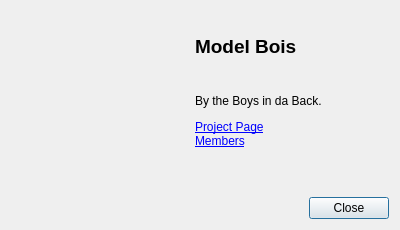
First picture: the form in src/About.ui, repository CS1C-BitB/ModelBois, before the edit.
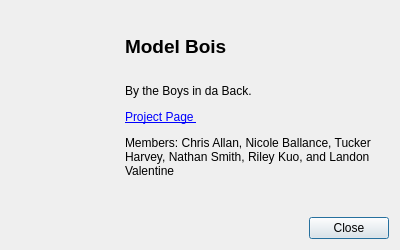
Second picture: the form after the edit. Icons and pictures are not drawn.

Commit message: List members explicitly

Diff of the .ui file:
```diff
--- a/src/About.ui
+++ b/src/About.ui
@@ -7,12 +7,27 @@
     <x>0</x>
     <y>0</y>
     <width>400</width>
-    <height>230</height>
+    <height>250</height>
    </rect>
   </property>
+  <property name="minimumSize">
+   <size>
+    <width>400</width>
+    <height>250</height>
+   </size>
+  </property>
+  <property name="maximumSize">
+   <size>
+    <width>400</width>
+    <height>250</height>
+   </size>
+  </property>
   <property name="windowTitle">
    <string>About</string>
   </property>
+  <property name="sizeGripEnabled">
+   <bool>false</bool>
+  </property>
   <layout class="QVBoxLayout" name="verticalLayout">
    <item>
     <widget class="QWidget" name="widget" native="true">
@@ -58,11 +73,14 @@
          <item>
           <widget class="QLabel" name="label_3">
            <property name="text">
-            <string>&lt;html&gt;&lt;head/&gt;&lt;body&gt;&lt;p&gt;By the Boys in da Back.&lt;/p&gt;&lt;p&gt;&lt;a href=&quot;https://github.com/CS1C-BitB/ModelBois&quot;&gt;&lt;span style=&quot; text-decoration: underline; color:#0000ff;&quot;&gt;Project Page&lt;br/&gt;&lt;/span&gt;&lt;/a&gt;&lt;a href=&quot;https://github.com/CS1C-BitB/ModelBois/graphs/contributors&quot;&gt;&lt;span style=&quot; text-decoration: underline; color:#0000ff;&quot;&gt;Members&lt;/span&gt;&lt;/a&gt;&lt;/p&gt;&lt;/body&gt;&lt;/html&gt;</string>
+            <string>&lt;html&gt;&lt;head/&gt;&lt;body&gt;&lt;p&gt;By the Boys in da Back. &lt;/p&gt;&lt;p&gt;&lt;a href=&quot;https://github.com/CS1C-BitB/ModelBois&quot;&gt;&lt;span style=&quot; text-decoration: underline; color:#0000ff;&quot;&gt;Project Page &lt;/span&gt;&lt;/a&gt;&lt;/p&gt;&lt;p&gt;Members: Chris Allan, Nicole Ballance, Tucker Harvey, Nathan Smith, Riley Kuo, and Landon Valentine &lt;/p&gt;&lt;/body&gt;&lt;/html&gt;</string>
            </property>
            <property name="textFormat">
             <enum>Qt::RichText</enum>
            </property>
+           <property name="wordWrap">
+            <bool>true</bool>
+           </property>
            <property name="openExternalLinks">
             <bool>true</bool>
            </property>
```
